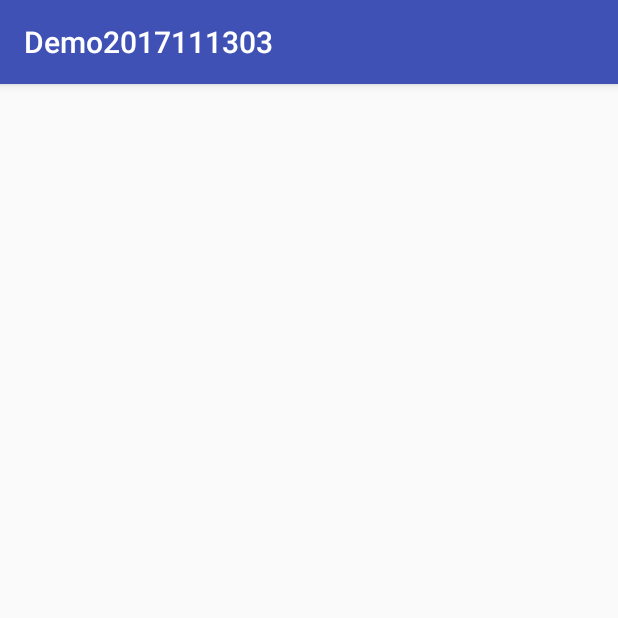
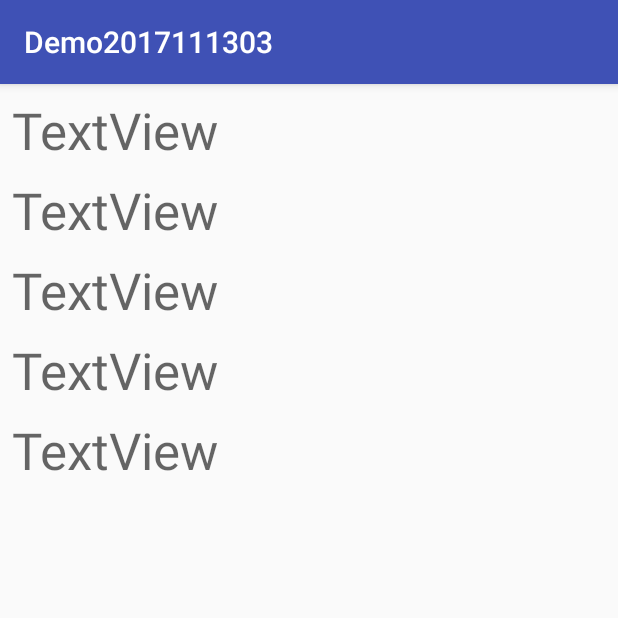
Before and after one commit to Star58888/Demo2017111303, an Android app: the DetailActivity screen opened directly, with no data from a screen before it, on a phone screen of 412 x 824 dp, the top half of it. Run offline under Robolectric (Android 15) with nearby library versions, the phone set to English and light mode, and no system bars; 4 statements that could not run were skipped.

Commit message:
DAO  開始寫UI 抓資料

```diff
--- a/app/src/main/java/com/star/demo2017111303/DetailActivity.java
+++ b/app/src/main/java/com/star/demo2017111303/DetailActivity.java
@@ -1,13 +1,31 @@
 package com.star.demo2017111303;
 
+import android.content.Intent;
 import android.support.v7.app.AppCompatActivity;
 import android.os.Bundle;
+import android.util.Log;
+import android.widget.TextView;
+
+import com.star.demo2017111303.Data.Student;
+import com.star.demo2017111303.Data.StudentDAOMemoryImpl;
 
 public class DetailActivity extends AppCompatActivity {
-
+    TextView  tv2 ,tv3 ,tv4 ,tv5 ;
     @Override
     protected void onCreate(Bundle savedInstanceState) {
         super.onCreate(savedInstanceState);
         setContentView(R.layout.activity_detail);
+
+        tv2 = findViewById(R.id.textView2);
+        tv3 = findViewById(R.id.textView3);
+        tv4 = findViewById(R.id.textView4);
+        tv5 = findViewById(R.id.textView5);
+        int id = getIntent().getIntExtra("id" , -1);
+        Student stu = MainActivity.t.getOneStudent(id);
+        tv2.setText(String.valueOf(stu.id));
+        tv3.setText(stu.name);
+        tv4.setText(stu.tel);
+        tv5.setText(stu.addr);
+
     }
 }
--- a/app/src/main/java/com/star/demo2017111303/MainActivity.java
+++ b/app/src/main/java/com/star/demo2017111303/MainActivity.java
@@ -7,6 +7,7 @@ import android.support.v7.app.AppCompatActivity;
 import android.os.Bundle;
 import android.support.v7.widget.LinearLayoutManager;
 import android.support.v7.widget.RecyclerView;
+import android.util.Log;
 import android.view.GestureDetector;
 import android.view.Menu;
 import android.view.MenuItem;
@@ -66,8 +67,11 @@ public class MainActivity extends AppCompatActivity implements RecyclerView.OnIt
     @Override
     public boolean onInterceptTouchEvent(RecyclerView rv, MotionEvent e) {
         View v = rv.findChildViewUnder(e.getX(), e.getY());
+        Log.d("Touch", "onInterceptTouchEvent");
         if ( mGD.onTouchEvent(e))
         {
+            Log.d("Touch", "Single Tap up");
+
             int position = rv.getChildLayoutPosition(v);
             // Toast.makeText(MainActivity.this, "posi:" + position, Toast.LENGTH_SHORT).show();
             if (position >= 0) {
--- a/app/src/main/res/layout/activity_detail.xml
+++ b/app/src/main/res/layout/activity_detail.xml
@@ -6,4 +6,58 @@
     android:layout_height="match_parent"
     tools:context="com.star.demo2017111303.DetailActivity">
 
+    <TextView
+        android:id="@+id/textView2"
+        android:layout_width="wrap_content"
+        android:layout_height="wrap_content"
+        android:layout_marginStart="8dp"
+        android:layout_marginTop="8dp"
+        android:text="TextView"
+        android:textAppearance="@style/TextAppearance.AppCompat.Display1"
+        app:layout_constraintStart_toStartOf="parent"
+        app:layout_constraintTop_toTopOf="parent" />
+
+    <TextView
+        android:id="@+id/textView3"
+        android:layout_width="wrap_content"
+        android:layout_height="wrap_content"
+        android:layout_marginStart="8dp"
+        android:layout_marginTop="8dp"
+        android:text="TextView"
+        android:textAppearance="@style/TextAppearance.AppCompat.Display1"
+        app:layout_constraintStart_toStartOf="parent"
+        app:layout_constraintTop_toBottomOf="@+id/textView2" />
+
+    <TextView
+        android:id="@+id/textView4"
+        android:layout_width="wrap_content"
+        android:layout_height="wrap_content"
+        android:layout_marginStart="8dp"
+        android:layout_marginTop="8dp"
+        android:text="TextView"
+        android:textAppearance="@style/TextAppearance.AppCompat.Display1"
+        app:layout_constraintStart_toStartOf="parent"
+        app:layout_constraintTop_toBottomOf="@+id/textView3" />
+
+    <TextView
+        android:id="@+id/textView5"
+        android:layout_width="wrap_content"
+        android:layout_height="wrap_content"
+        android:layout_marginStart="8dp"
+        android:layout_marginTop="8dp"
+        android:text="TextView"
+        android:textAppearance="@style/TextAppearance.AppCompat.Display1"
+        app:layout_constraintStart_toStartOf="parent"
+        app:layout_constraintTop_toBottomOf="@+id/textView4" />
+
+    <TextView
+        android:id="@+id/textView6"
+        android:layout_width="wrap_content"
+        android:layout_height="wrap_content"
+        android:layout_marginStart="8dp"
+        android:layout_marginTop="8dp"
+        android:text="TextView"
+        android:textAppearance="@style/TextAppearance.AppCompat.Display1"
+        app:layout_constraintStart_toStartOf="parent"
+        app:layout_constraintTop_toBottomOf="@+id/textView5" />
 </android.support.constraint.ConstraintLayout>
```
